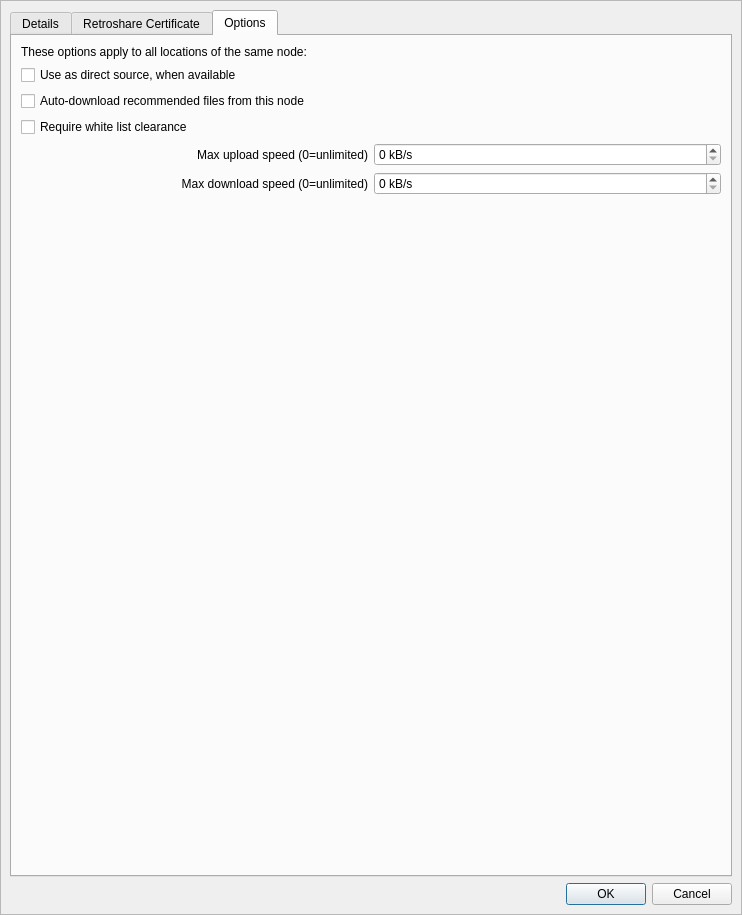
First picture: the form in retroshare-gui/src/gui/connect/ConfCertDialog.ui, repository RetroShare/RetroShare, before the edit.
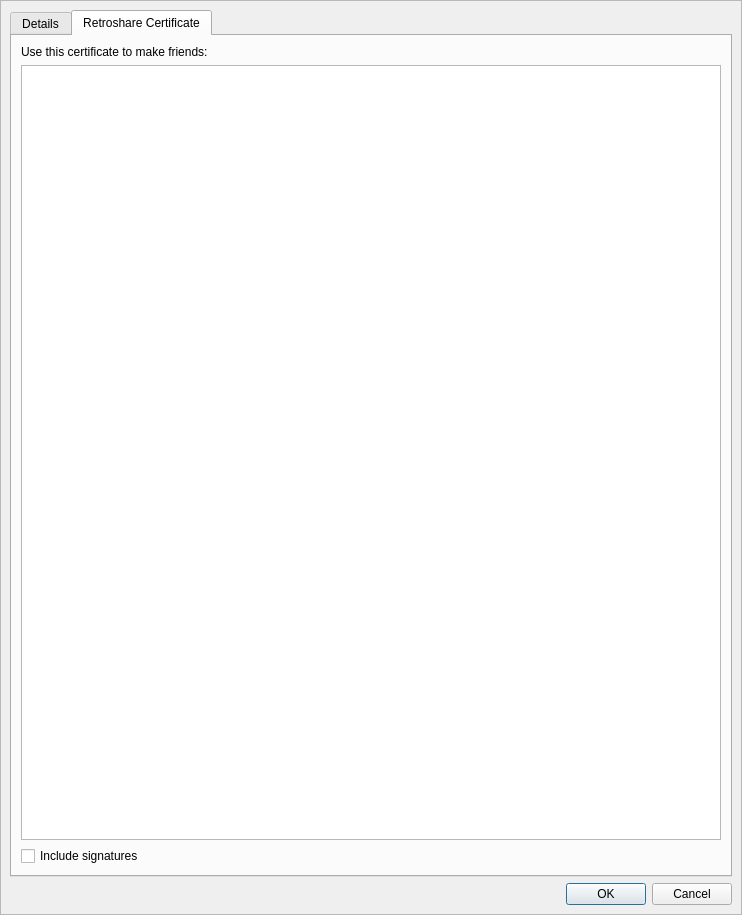
Second picture: the form after the edit. Icons and pictures are not drawn. Custom widgets are drawn as their Qt base class.

Commit message: moved node-wide options to node details

```diff
--- a/retroshare-gui/src/gui/connect/ConfCertDialog.ui
+++ b/retroshare-gui/src/gui/connect/ConfCertDialog.ui
@@ -60,7 +60,7 @@
       <item row="0" column="0">
        <widget class="QTabWidget" name="stabWidget">
         <property name="currentIndex">
-         <number>2</number>
+         <number>1</number>
         </property>
         <widget class="QWidget" name="tab">
          <attribute name="icon">
@@ -407,6 +407,13 @@
           <string>Retroshare Certificate</string>
          </attribute>
          <layout class="QVBoxLayout" name="verticalLayout">
+          <item>
+           <widget class="QLabel" name="label">
+            <property name="text">
+             <string>Use this certificate to make friends:</string>
+            </property>
+           </widget>
+          </item>
           <item>
            <widget class="QTextEdit" name="userCertificateText"/>
           </item>
@@ -436,119 +443,6 @@
           </item>
          </layout>
         </widget>
-        <widget class="QWidget" name="tab_4">
-         <attribute name="icon">
-          <iconset resource="../images.qrc">
-           <normaloff>:/images/admin-16.png</normaloff>:/images/admin-16.png</iconset>
-         </attribute>
-         <attribute name="title">
-          <string>Options</string>
-         </attribute>
-         <layout class="QVBoxLayout" name="verticalLayout_6">
-          <item>
-           <widget class="QLabel" name="label_3">
-            <property name="text">
-             <string>These options apply to all locations of the same node:</string>
-            </property>
-           </widget>
-          </item>
-          <item>
-           <widget class="QCheckBox" name="_direct_transfer_CB">
-            <property name="toolTip">
-             <string>&lt;html&gt;&lt;head/&gt;&lt;body&gt;&lt;p align=&quot;justify&quot;&gt;Retroshare periodically checks your friend lists for browsable files matching your transfers, to establish a direct transfer. In this case, your friend knows you're downloading the file.&lt;/p&gt;&lt;p align=&quot;justify&quot;&gt;To prevent this behavior for this friend only, uncheck this box. You can still perform a direct transfer if you explicitly ask for it, by e.g. downloading from your friend's file list. This setting is applied to all locations of the same node.&lt;/p&gt;&lt;/body&gt;&lt;/html&gt;</string>
-            </property>
-            <property name="text">
-             <string>Use as direct source, when available</string>
-            </property>
-           </widget>
-          </item>
-          <item>
-           <widget class="QCheckBox" name="_allow_push_CB">
-            <property name="toolTip">
-             <string>&lt;html&gt;&lt;head/&gt;&lt;body&gt;&lt;p&gt;This option allows you to automatically download a file that is recommended in an message coming from this node. This can be used for instance to send files between your own nodes. Applied to all locations of the same node.&lt;/p&gt;&lt;/body&gt;&lt;/html&gt;</string>
-            </property>
-            <property name="text">
-             <string>Auto-download recommended files from this node</string>
-            </property>
-           </widget>
-          </item>
-          <item>
-           <widget class="QCheckBox" name="_require_WL_CB">
-            <property name="toolTip">
-             <string>&lt;html&gt;&lt;head/&gt;&lt;body&gt;&lt;p&gt;Peers that have this option cannot connect if their connection address is not in the whitelist. This protects you from traffic forwarding attacks. When used, rejected peers will be reported by &amp;quot;security feed items&amp;quot; in the News Feed section. From there, you can whitelist/blacklist their IP. Applies to all locations of the same node.&lt;/p&gt;&lt;/body&gt;&lt;/html&gt;</string>
-            </property>
-            <property name="text">
-             <string>Require white list clearance</string>
-            </property>
-           </widget>
-          </item>
-          <item>
-           <layout class="QHBoxLayout" name="horizontalLayout_3">
-            <item>
-             <layout class="QVBoxLayout" name="verticalLayout_5">
-              <item>
-               <widget class="QLabel" name="label">
-                <property name="text">
-                 <string>Max upload speed (0=unlimited)</string>
-                </property>
-                <property name="alignment">
-                 <set>Qt::AlignRight|Qt::AlignTrailing|Qt::AlignVCenter</set>
-                </property>
-               </widget>
-              </item>
-              <item>
-               <widget class="QLabel" name="label_2">
-                <property name="text">
-                 <string>Max download speed (0=unlimited)</string>
-                </property>
-                <property name="alignment">
-                 <set>Qt::AlignRight|Qt::AlignTrailing|Qt::AlignVCenter</set>
-                </property>
-               </widget>
-              </item>
-             </layout>
-            </item>
-            <item>
-             <layout class="QVBoxLayout" name="verticalLayout_4">
-              <item>
-               <widget class="QSpinBox" name="maxUploadSpeed_SB">
-                <property name="suffix">
-                 <string> kB/s</string>
-                </property>
-                <property name="maximum">
-                 <number>10000</number>
-                </property>
-               </widget>
-              </item>
-              <item>
-               <widget class="QSpinBox" name="maxDownloadSpeed_SB">
-                <property name="suffix">
-                 <string> kB/s</string>
-                </property>
-                <property name="maximum">
-                 <number>10000</number>
-                </property>
-               </widget>
-              </item>
-             </layout>
-            </item>
-           </layout>
-          </item>
-          <item>
-           <spacer name="verticalSpacer_4">
-            <property name="orientation">
-             <enum>Qt::Vertical</enum>
-            </property>
-            <property name="sizeHint" stdset="0">
-             <size>
-              <width>20</width>
-              <height>196</height>
-             </size>
-            </property>
-           </spacer>
-          </item>
-         </layout>
-        </widget>
        </widget>
       </item>
      </layout>
```
Left out of the diff: 1 changed line with no effect on the pictures. The commit also changes 9 other files.
